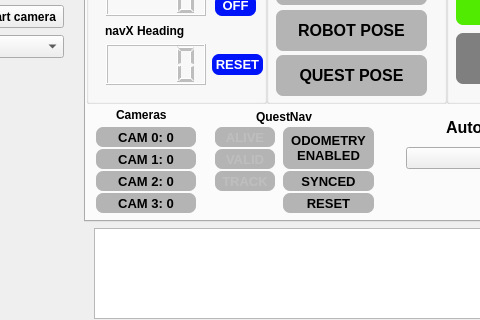
The window that gui_refactor/layout_2025.ui (aesatchien/FRC2429_2025) describes before a commit, drawn with Qt 5; both pictures show x 636 to 1116 and y 248 to 568 of the 1482 by 724 pixel window.
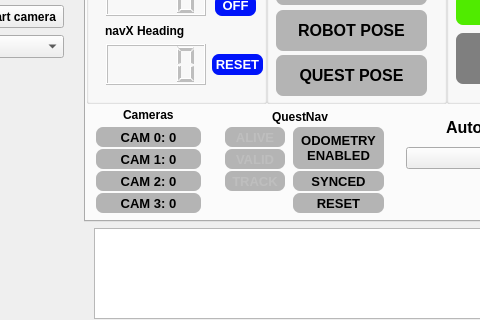
The same window after the commit. Icons and pictures are not drawn. Custom widgets are drawn as their Qt base class.

What changed in the file:
```diff
--- a/gui_refactor/layout_2025.ui
+++ b/gui_refactor/layout_2025.ui
@@ -1507,7 +1507,7 @@
      <widget class="QLabel" name="label_13">
       <property name="geometry">
        <rect>
-        <x>30</x>
+        <x>37</x>
         <y>310</y>
         <width>61</width>
         <height>16</height>
@@ -1627,7 +1627,7 @@
        <rect>
         <x>10</x>
         <y>330</y>
-        <width>100</width>
+        <width>105</width>
         <height>20</height>
        </rect>
       </property>
@@ -1661,7 +1661,7 @@
        <rect>
         <x>10</x>
         <y>396</y>
-        <width>100</width>
+        <width>105</width>
         <height>20</height>
        </rect>
       </property>
@@ -1695,7 +1695,7 @@
        <rect>
         <x>10</x>
         <y>374</y>
-        <width>100</width>
+        <width>105</width>
         <height>20</height>
        </rect>
       </property>
@@ -1729,7 +1729,7 @@
        <rect>
         <x>10</x>
         <y>352</y>
-        <width>100</width>
+        <width>105</width>
         <height>20</height>
        </rect>
       </property>
@@ -1758,7 +1758,7 @@
      <widget class="QLabel" name="label_16">
       <property name="geometry">
        <rect>
-        <x>170</x>
+        <x>186</x>
         <y>310</y>
         <width>111</width>
         <height>20</height>
@@ -1774,7 +1774,7 @@
       </property>
       <property name="geometry">
        <rect>
-        <x>197</x>
+        <x>207</x>
         <y>374</y>
         <width>91</width>
         <height>20</height>
@@ -1808,7 +1808,7 @@
       </property>
       <property name="geometry">
        <rect>
-        <x>197</x>
+        <x>207</x>
         <y>396</y>
         <width>91</width>
         <height>20</height>
@@ -1842,7 +1842,7 @@
       </property>
       <property name="geometry">
        <rect>
-        <x>197</x>
+        <x>207</x>
         <y>330</y>
         <width>91</width>
         <height>42</height>
@@ -1877,7 +1877,7 @@
       </property>
       <property name="geometry">
        <rect>
-        <x>129</x>
+        <x>139</x>
         <y>330</y>
         <width>60</width>
         <height>20</height>
@@ -1911,7 +1911,7 @@
       </property>
       <property name="geometry">
        <rect>
-        <x>129</x>
+        <x>139</x>
         <y>352</y>
         <width>60</width>
         <height>20</height>
@@ -1945,7 +1945,7 @@
       </property>
       <property name="geometry">
        <rect>
-        <x>129</x>
+        <x>139</x>
         <y>374</y>
         <width>60</width>
         <height>20</height>
```
